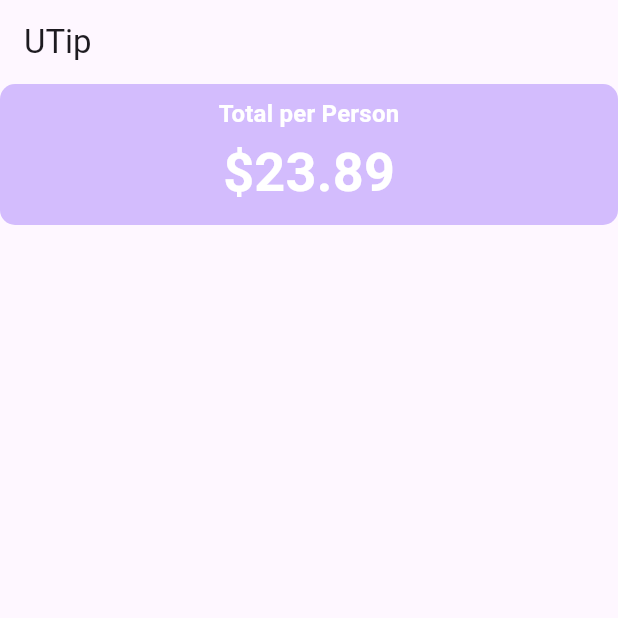
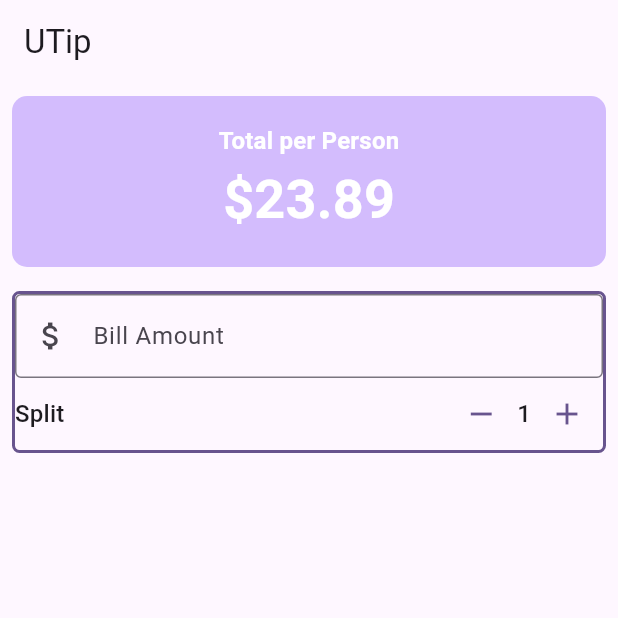
Before and after one commit to HideakiKawakawa/utip, a Flutter app: the screen it shows after launch, on a phone screen of 412 x 824 dp, the top half of it. Run offline on Flutter 3.47's test engine with Material 3 defaults, Android fonts, the phone set to English and light mode, and no system bars.

```diff
--- a/lib/main.dart
+++ b/lib/main.dart
@@ -29,6 +29,23 @@ class UTip extends StatefulWidget {
 }
 
 class _UTipState extends State<UTip> {
+  int _personCount = 1;
+
+  //Methods
+  void increment() {
+    setState(() {
+      _personCount = _personCount + 1;
+    });
+  }
+
+  void decrement() {
+    setState(() {
+      if (_personCount > 0) {
+        _personCount--;
+      }
+    });
+  }
+
   @override
   Widget build(BuildContext context) {
     print(context.widget);
@@ -40,13 +57,15 @@ class _UTipState extends State<UTip> {
     );
     return Scaffold(
       appBar: AppBar(
-        title: Text('UTip'),
+        title: const Text('UTip'),
       ),
       body: Column(
         crossAxisAlignment: CrossAxisAlignment.stretch,
         children: [
-          Container(
-              padding: const EdgeInsets.all(8),
+          Padding(
+            padding: const EdgeInsets.all(8.0),
+            child: Container(
+                padding: const EdgeInsets.all(18),
                 decoration: BoxDecoration(
                     color: theme.colorScheme.inversePrimary,
                     borderRadius: BorderRadius.circular(10)),
@@ -64,6 +83,56 @@ class _UTipState extends State<UTip> {
                     ),
                   ],
                 )),
+          ),
+          Padding(
+            padding: const EdgeInsets.all(8.0),
+            child: Container(
+              decoration: BoxDecoration(
+                  borderRadius: BorderRadius.circular(5),
+                  border:
+                      Border.all(color: theme.colorScheme.primary, width: 2)),
+              child: Column(
+                children: [
+                  TextField(
+                    decoration: const InputDecoration(
+                        border: OutlineInputBorder(),
+                        prefixIcon: Icon(Icons.attach_money),
+                        labelText: 'Bill Amount'),
+                    keyboardType: TextInputType.number,
+                    onChanged: (String value) {
+                      print("Value: $value ");
+                    },
+                  ),
+                  //Split Bill area
+                  Row(
+                    mainAxisAlignment: MainAxisAlignment.spaceBetween,
+                    children: [
+                      Text(
+                        'Split',
+                        style: theme.textTheme.titleMedium,
+                      ),
+                      Row(
+                        children: [
+                          IconButton(
+                              color: theme.colorScheme.primary,
+                              onPressed: decrement,
+                              icon: const Icon(Icons.remove)),
+                          Text(
+                            "$_personCount",
+                            style: theme.textTheme.titleMedium,
+                          ),
+                          IconButton(
+                              color: theme.colorScheme.primary,
+                              onPressed: increment,
+                              icon: const Icon(Icons.add)),
+                        ],
+                      )
+                    ],
+                  )
+                ],
+              ),
+            ),
+          )
         ],
       ),
     );
```
Lines whose indentation alone changed are shown as unchanged.
